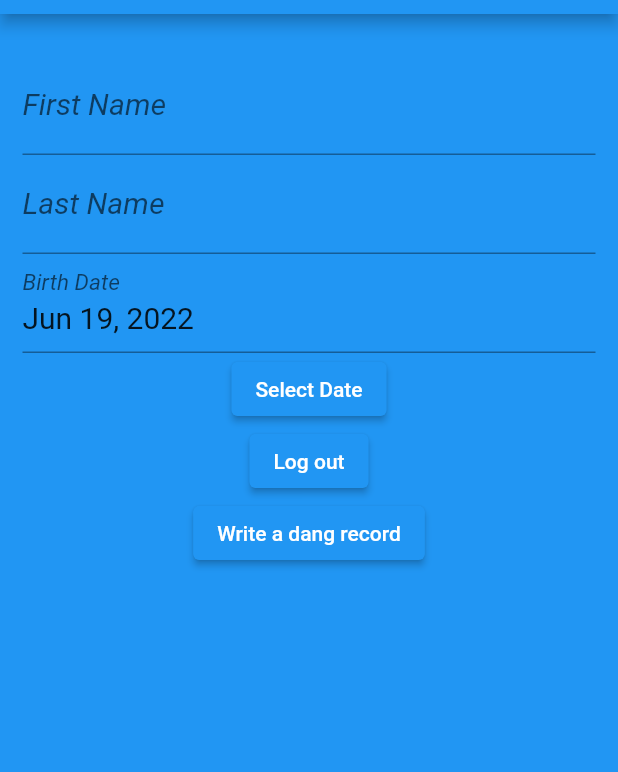
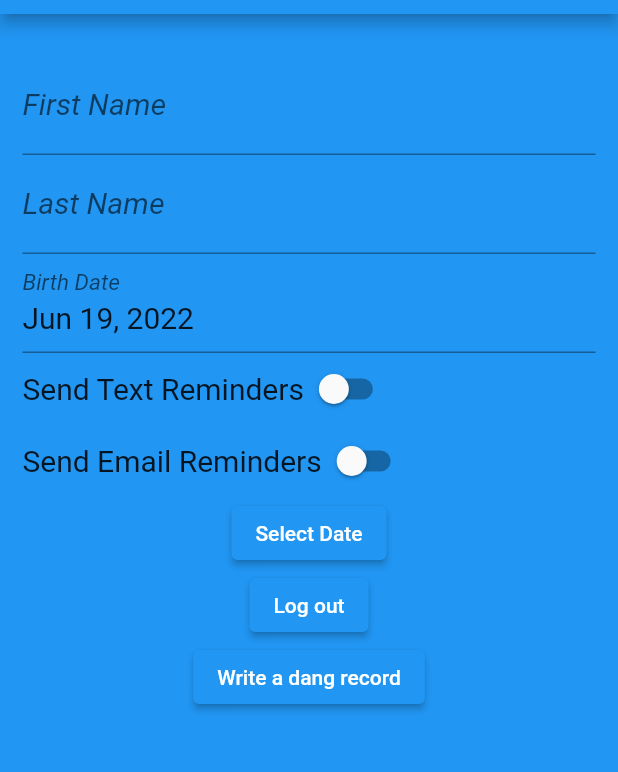
Before and after one commit to ScottFarestrand/random_reminder, a Flutter app: the screen it shows once a user with an empty profile is signed in, after a tap on "Write a dang record", on a phone screen of 412 x 824 dp, the part 70-842 px from its top. Run offline on Flutter 3.47's test engine with Material 2 defaults, Android fonts, the phone set to English and light mode, and no system bars; our stand-ins replace cloud_firestore, firebase_auth, firebase_core; accounts and stored records are empty; network calls fail.

Commit message:
Saving Personal Info.

```diff
--- a/lib/widgets/personal_info.dart
+++ b/lib/widgets/personal_info.dart
@@ -12,7 +12,15 @@ class PersonalInfo extends StatefulWidget {
 
 class _PersonalInfoState extends State<PersonalInfo> {
   final dateFormat = new DateFormat('MMM d, y');
+  final firstNameController = TextEditingController();
+  final lastNameController = TextEditingController();
   DateTime birthDate = DateTime.now();
+  String firstName = "";
+  String lastName = "";
+  bool textReminders = false;
+  bool emailReminders = false;
+  bool _saved = true;
+
 
   Future<void> _selectDate(BuildContext context, TextEditingController selectedDate) async {
     final dateFormat = new DateFormat('MMM d, y');
@@ -33,25 +41,34 @@ class _PersonalInfoState extends State<PersonalInfo> {
   Widget build(BuildContext context) {
 
     final formKey = GlobalKey<FormState>();
-
-    final firstNameController = TextEditingController();
-    final lastNameController = TextEditingController();
+    // final firstNameController = TextEditingController();
+    // final lastNameController = TextEditingController();
     final dateController = TextEditingController();
     final birthDateController = TextEditingController();
+
     String tempDate;
     int _seconds;
     int _nanoseconds;
     // DateTime _birthDate;
+    if (_saved ) {
+      print('fetching');
       FirebaseFirestore.instance.collection('Users').
       doc(FirebaseAuth.instance.currentUser!.uid).
-    get().then((snapshot) => {
+      get().then((snapshot) =>
+      {
+        print('then'),
         tempDate = snapshot['BirthDate'].toString(),
         _seconds = int.parse(tempDate.substring(18, 28)),
-      _nanoseconds = int.parse(tempDate.substring(42, tempDate.lastIndexOf(')'))),
+        _nanoseconds =
+            int.parse(tempDate.substring(42, tempDate.lastIndexOf(')'))),
         birthDate = Timestamp(_seconds, _nanoseconds).toDate(),
         firstNameController.text = snapshot['FirstName'],
         lastNameController.text = snapshot['LastName'],
+        emailReminders = snapshot["SendEmailReminders"],
+        textReminders = snapshot["SendTextReminders"],
+        _saved = false,
       });
+    }
 
 
     birthDateController.text = dateFormat.format(birthDate);
@@ -103,6 +120,32 @@ class _PersonalInfoState extends State<PersonalInfo> {
               keyboardType: TextInputType.none,
             ),
 
+            Row(children: [
+              Text('Send Text Reminders', style: TextStyle(fontSize: 20),),
+              Switch(
+                  value: textReminders,
+                  onChanged: (bool? value) { // This is where we update the state when the checkbox is tapped
+                    print(value);
+
+                    setState(() {
+                      print("setting");
+                      textReminders = value!;
+                      print(textReminders);
+                    });
+                  })
+            ],),
+            Row(children: [
+              Text('Send Email Reminders', style: TextStyle(fontSize: 20), ),
+              Switch(
+                  value: emailReminders,
+                  onChanged: (bool? value) { // This is where we update the state when the checkbox is tapped
+                    print(value);
+
+                    setState(() {
+                      emailReminders = value!;
+                    });
+                  })
+            ],),
             ElevatedButton(
                 onPressed: () => _selectDate(context, dateController),
                 child: Text("Select Date")),
@@ -117,31 +160,24 @@ class _PersonalInfoState extends State<PersonalInfo> {
       ),
     );
   }
-  // readUser(TextEditingController ) {
   //
-  //   FirebaseFirestore.instance.collection('Users').
-  //   doc(FirebaseAuth.instance.currentUser!.uid).
-  //   get().then((snapshot) => {
-  //   });
-  // }
-  // Stream<List<RRUser>> readUser() {
-  //   return FirebaseFirestore.instance.
-  //       .collection('Users')
-  //       .where('Id', isEqualTo: FirebaseAuth.instance.currentUser!.uid)
-  //       .snapshots()
-  //       .map((qSnap) => qSnap.docs
-  //       .map((doc) => RRUser.fromJson(doc.data()))
-  //       .toList());
-  // }
   Future addRecord (String firstName, String lastName, DateTime birthDate  ) async {
     final myID = FirebaseAuth.instance.currentUser!.uid;
     final docUser = FirebaseFirestore.instance.collection('Users').doc(
           myID);
+    print("Saving");
+    print(textReminders);
     final json = {
-      'FirstName': firstName,
-      'LastName': lastName,
+      'FirstName': firstNameController.text,
+      'LastName': lastNameController.text,
       'BirthDate': birthDate,
+      'SendTextReminders': textReminders,
+      'SendEmailReminders': emailReminders,
      };
     await docUser.set(json);
+    setState((){
+      _saved = true;
+    });
+
   }
 }
```
Lines whose indentation alone changed are shown as unchanged.
